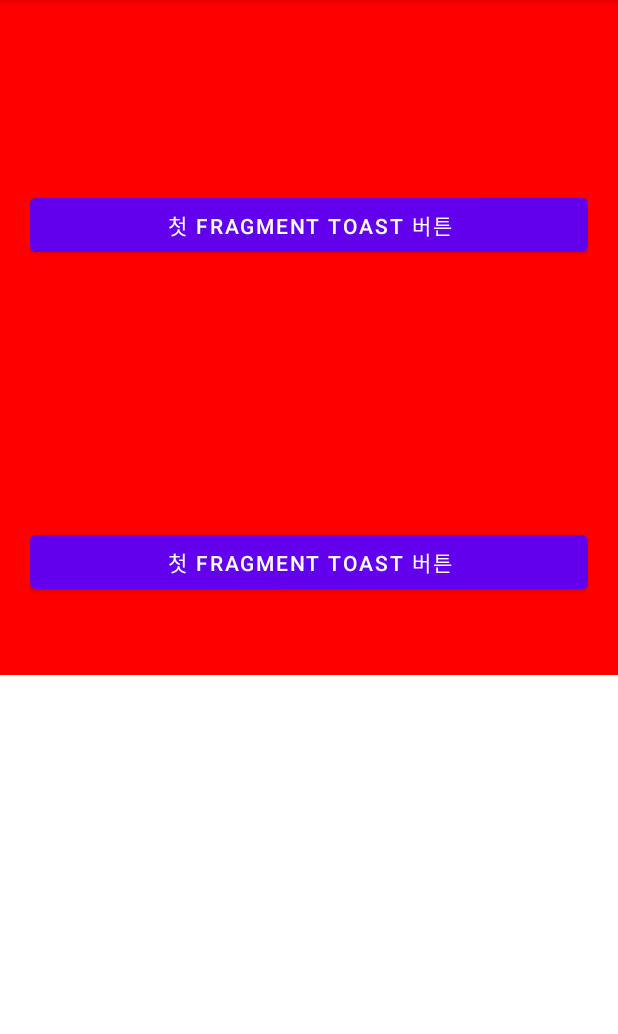
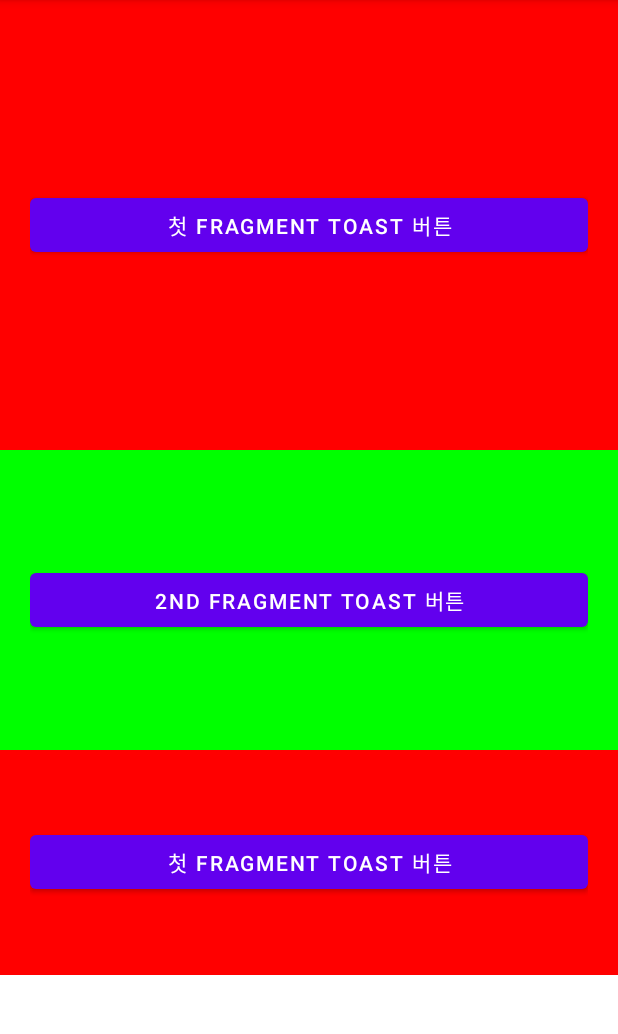
Before and after one commit to BradlyKim/Fragment_20211204, an Android app: the screen it shows after launch (MainActivity), on a phone screen of 412 x 824 dp, the part 84-1118 px from its top. Run offline under Robolectric (Android 15) with nearby library versions, the phone set to English and light mode, and no system bars.

Commit message:
두번째 Fragment 연습문제 작성

```diff
--- /dev/null
+++ b/app/src/main/java/com/nepplus/fragment_20211204/fragments/SecondFragment.kt
@@ -0,0 +1,33 @@
+package com.nepplus.fragment_20211204.fragments
+
+import android.os.Bundle
+import android.view.LayoutInflater
+import android.view.View
+import android.view.ViewGroup
+import android.widget.Toast
+import androidx.fragment.app.Fragment
+import com.nepplus.fragment_20211204.R
+import kotlinx.android.synthetic.main.fragment_second.*
+
+class SecondFragment : Fragment() {
+
+    override fun onCreateView(
+        inflater: LayoutInflater,
+        container: ViewGroup?,
+        savedInstanceState: Bundle?
+    ): View? {
+        return inflater.inflate(R.layout.fragment_second, container, false)
+    }
+
+    override fun onActivityCreated(savedInstanceState: Bundle?) {
+        super.onActivityCreated(savedInstanceState)
+
+        btnToast2.setOnClickListener {
+
+            Toast.makeText(requireContext(), "두번째 Fragment에서 Toast 띄우기", Toast.LENGTH_SHORT).show()
+        }
+    }
+
+
+
+}
--- a/app/src/main/res/layout/activity_main.xml
+++ b/app/src/main/res/layout/activity_main.xml
@@ -15,6 +15,12 @@
         />
 
     <fragment
+        android:tag="두번째 Fragment"
+        android:layout_width="match_parent"
+        android:layout_height="200dp"
+        class="com.nepplus.fragment_20211204.fragments.SecondFragment"/>
+
+    <fragment
         android:tag="firstFragment"
         android:layout_width="match_parent"
         android:layout_height="150dp"
--- /dev/null
+++ b/app/src/main/res/layout/fragment_second.xml
@@ -0,0 +1,16 @@
+<?xml version="1.0" encoding="utf-8"?>
+<LinearLayout xmlns:android="http://schemas.android.com/apk/res/android"
+    android:layout_width="match_parent"
+    android:orientation="vertical"
+    android:gravity="center"
+    android:padding="20dp"
+    android:background="#00FF00"
+    android:layout_height="match_parent">
+
+    <Button
+        android:id="@+id/btnToast2"
+        android:layout_width="match_parent"
+        android:layout_height="wrap_content"
+        android:text="2nd Fragment Toast 버튼"/>
+
+</LinearLayout>
```
